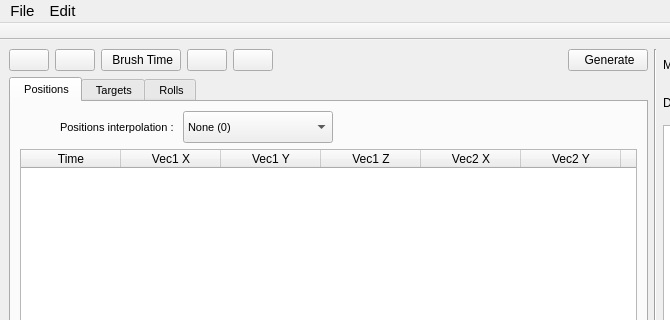
This is src/Editor.ui in Intemporel/CameraCinematic as Qt 5 draws it before an edit; both pictures show x 0 to 670 and y 0 to 320 of the 1244 by 783 pixel window. The edited form follows.
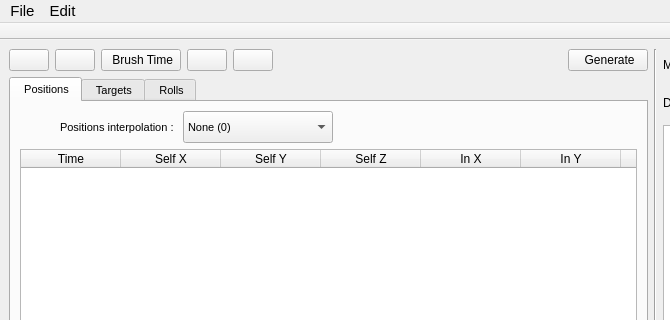
This is the edited form. The open tabs and pages were chosen to show the change. Icons and pictures are not drawn. Custom widgets are drawn as their Qt base class.

Commit message: Update vector name

The edit to the form file:
```diff
--- a/src/Editor.ui
+++ b/src/Editor.ui
@@ -468,47 +468,47 @@
               </column>
               <column>
                <property name="text">
-                <string>Vec1 X</string>
+                <string>Self X</string>
                </property>
               </column>
               <column>
                <property name="text">
-                <string>Vec1 Y</string>
+                <string>Self Y</string>
                </property>
               </column>
               <column>
                <property name="text">
-                <string>Vec1 Z</string>
+                <string>Self Z</string>
                </property>
               </column>
               <column>
                <property name="text">
-                <string>Vec2 X</string>
+                <string>In X</string>
                </property>
               </column>
               <column>
                <property name="text">
-                <string>Vec2 Y</string>
+                <string>In Y</string>
                </property>
               </column>
               <column>
                <property name="text">
-                <string>Vec2 Z</string>
+                <string>In Z</string>
                </property>
               </column>
               <column>
                <property name="text">
-                <string>Vec3 X</string>
+                <string>Out X</string>
                </property>
               </column>
               <column>
                <property name="text">
-                <string>Vec3 Y</string>
+                <string>Out Y</string>
                </property>
               </column>
               <column>
                <property name="text">
-                <string>Vec3 Z</string>
+                <string>Out Z</string>
                </property>
               </column>
              </widget>
```
Left out of the diff: 26 changed lines with no effect on the pictures. The commit also changes 2 other files.
